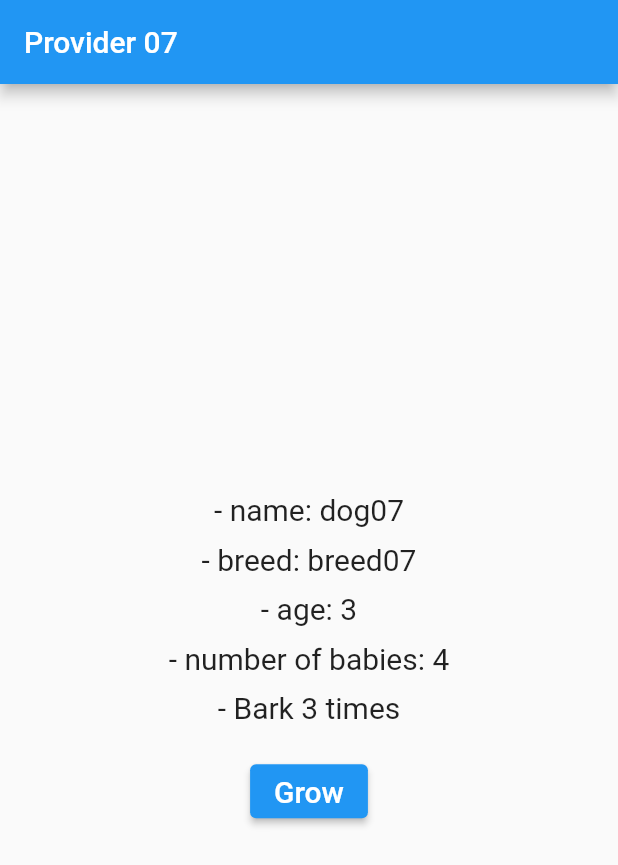
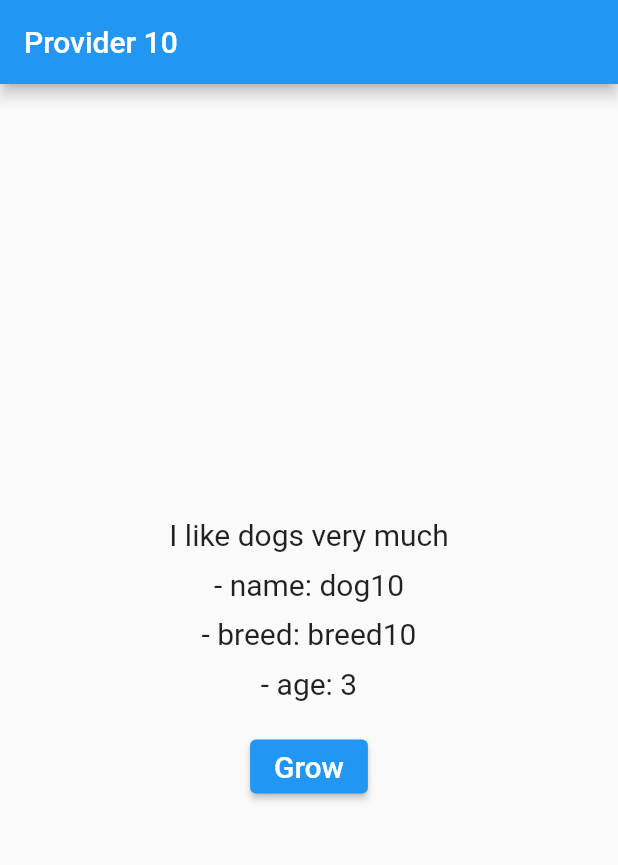
Before and after one commit to md-siam/provider_tutorial, a Flutter app: the screen it shows after launch, on a phone screen of 412 x 824 dp. Shown: the top 865 px of the screen. Run offline on Flutter 3.47's test engine with Material 2 defaults, Android fonts, the phone set to English and light mode, and no system bars.

Commit message:
provider_overview_10

```diff
--- /dev/null
+++ b/lib/0_provider_overview/provider_overview_08/models/dog.dart
@@ -0,0 +1,18 @@
+import 'package:flutter/material.dart';
+
+class Dog with ChangeNotifier {
+  final String name;
+  final String breed;
+  int age;
+  Dog({
+    required this.name,
+    required this.breed,
+    this.age = 1,
+  });
+
+  void grow() {
+    age++;
+    notifyListeners();
+    print('age: $age');
+  }
+}
--- /dev/null
+++ b/lib/0_provider_overview/provider_overview_10/dog_app.dart
@@ -0,0 +1,114 @@
+import 'package:flutter/material.dart';
+import 'package:provider/provider.dart';
+
+import 'models/dog.dart';
+
+class MyDogApp extends StatelessWidget {
+  const MyDogApp({Key? key}) : super(key: key);
+
+  @override
+  Widget build(BuildContext context) {
+    return ChangeNotifierProvider<Dog>(
+      create: (context) => Dog(name: 'dog10', breed: 'breed10', age: 3),
+      child: MaterialApp(
+        title: 'Provider 10',
+        debugShowCheckedModeBanner: false,
+        theme: ThemeData(primaryColor: Colors.blue),
+        home: const DogHomePage(),
+      ),
+    );
+  }
+}
+
+class DogHomePage extends StatefulWidget {
+  const DogHomePage({Key? key}) : super(key: key);
+
+  @override
+  State<DogHomePage> createState() => _DogHomePageState();
+}
+
+class _DogHomePageState extends State<DogHomePage> {
+  @override
+  Widget build(BuildContext context) {
+    return Scaffold(
+      appBar: AppBar(title: const Text('Provider 10')),
+      body: Selector<Dog, String>(
+        selector: (BuildContext contex, Dog dog) => dog.name,
+        builder: (BuildContext context, String name, Widget? child) {
+          return Center(
+            child: Column(
+              mainAxisAlignment: MainAxisAlignment.center,
+              mainAxisSize: MainAxisSize.min,
+              children: [
+                child!,
+                const SizedBox(height: 10.0),
+                Text(
+                  '- name: $name',
+                  style: const TextStyle(fontSize: 20.0),
+                ),
+                const SizedBox(height: 10.0),
+                const BreedAndAge(),
+              ],
+            ),
+          );
+        },
+        child: const Text(
+          'I like dogs very much',
+          style: TextStyle(fontSize: 20.0),
+        ),
+      ),
+    );
+  }
+}
+
+class BreedAndAge extends StatelessWidget {
+  const BreedAndAge({Key? key}) : super(key: key);
+
+  @override
+  Widget build(BuildContext context) {
+    return Selector<Dog, String>(
+      selector: (BuildContext context, Dog dog) => dog.breed,
+      builder: (_, String breed, __) {
+        return Column(
+          children: [
+            Text(
+              '- breed: $breed',
+              style: const TextStyle(fontSize: 20.0),
+            ),
+            const SizedBox(height: 10.0),
+            const Age(),
+          ],
+        );
+      },
+    );
+  }
+}
+
+class Age extends StatelessWidget {
+  const Age({Key? key}) : super(key: key);
+
+  @override
+  Widget build(BuildContext context) {
+    return Selector<Dog, int>(
+      selector: (BuildContext context, Dog dog) => dog.age,
+      builder: (_, int age, __) {
+        return Column(
+          children: [
+            Text(
+              '- age: $age',
+              style: const TextStyle(fontSize: 20.0),
+            ),
+            const SizedBox(height: 20),
+            ElevatedButton(
+              onPressed: () => context.read<Dog>().grow(),
+              child: const Text(
+                'Grow',
+                style: TextStyle(fontSize: 20.0),
+              ),
+            ),
+          ],
+        );
+      },
+    );
+  }
+}
--- /dev/null
+++ b/lib/0_provider_overview/provider_overview_10/models/dog.dart
@@ -0,0 +1,18 @@
+import 'package:flutter/material.dart';
+
+class Dog with ChangeNotifier {
+  final String name;
+  final String breed;
+  int age;
+  Dog({
+    required this.name,
+    required this.breed,
+    this.age = 1,
+  });
+
+  void grow() {
+    age++;
+    notifyListeners();
+    print('age: $age');
+  }
+}
--- a/lib/main.dart
+++ b/lib/main.dart
@@ -1,4 +1,5 @@
 import 'package:flutter/material.dart';
+
 import 'routes.dart';
 
 void main() => runApp(const MyApp());
@@ -15,7 +16,9 @@ class MyApp extends StatelessWidget {
         primarySwatch: Colors.blue,
       ),
       //home: const MyCounterApp(),
-      home: const MyDogApp(),
+      //home: const MyDogApp(),
+      //home: const MyConsumer()
+      home: const MyDogApp(), //selector
       //home: const HomePage(),
     );
   }
--- a/lib/routes.dart
+++ b/lib/routes.dart
@@ -4,5 +4,8 @@ export '0_provider_overview/provider_overview_01/counter.dart';
 //export '0_provider_overview/provider_overview_04/dog_app.dart';
 //export '0_provider_overview/provider_overview_05/dog_app.dart';
 //export '0_provider_overview/provider_overview_06/dog_app.dart';
-export '0_provider_overview/provider_overview_07/dog_app.dart';
+//export '0_provider_overview/provider_overview_07/dog_app.dart';
+//export '0_provider_overview/provider_overview_08/dog_app.dart';
+export '0_provider_overview/provider_overview_09/consumer.dart';
+export '0_provider_overview/provider_overview_10/dog_app.dart';
 export '1_todo_app/views/home_page.dart';
```
Also changed, not shown: lib/0_provider_overview/provider_overview_08/dog_app.dart (added, +107 -0 lines), lib/0_provider_overview/provider_overview_09/consumer.dart (added, +62 -0 lines), lib/0_provider_overview/img/So far.png (added), lib/0_provider_overview/img/consumer.png (added), lib/0_provider_overview/img/selector.png (added), 1 other file.
